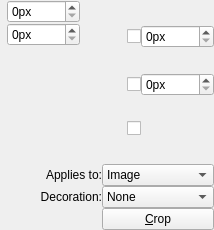
First picture: the form in krita/plugins/tools/tool_crop/wdg_tool_crop.ui, repository KDE/krita, before the edit.
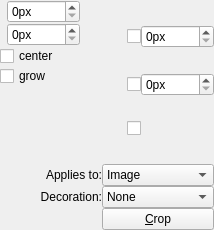
Second picture: the form after the edit. Custom widgets are drawn as their Qt base class.

Commit message:
Various improvements to the crop tool
Patch by  Michael Martini. Thanks!

BUG:327319
BUG:327318
CCBUG:326952
CCBUG:326933
BUG:318885

In addition a new decoration type has been added called crosshair. In
summary two new checkboxes have been added. One that allows the user to
either limit the crop to the current image size or grow the crop selection
beyond the image boundaries. The second checkbox enables center growing /
symmetric resizing of the crop bounds.

```diff
--- a/krita/plugins/tools/tool_crop/wdg_tool_crop.ui
+++ b/krita/plugins/tools/tool_crop/wdg_tool_crop.ui
@@ -89,6 +89,26 @@
          </item>
         </layout>
        </item>
+       <item>
+        <widget class="QCheckBox" name="boolCenter">
+         <property name="toolTip">
+          <string>resize keeping center fixed</string>
+         </property>
+         <property name="text">
+          <string>center</string>
+         </property>
+        </widget>
+       </item>
+       <item>
+        <widget class="QCheckBox" name="boolGrow">
+         <property name="toolTip">
+          <string>allow growing the image by dragging outside bounds of the image</string>
+         </property>
+         <property name="text">
+          <string>grow</string>
+         </property>
+        </widget>
+       </item>
        <item>
         <spacer name="verticalSpacer">
          <property name="orientation">
```
Left out of the diff: 5 changed lines with no effect on the pictures. The commit also changes 4 other files.
